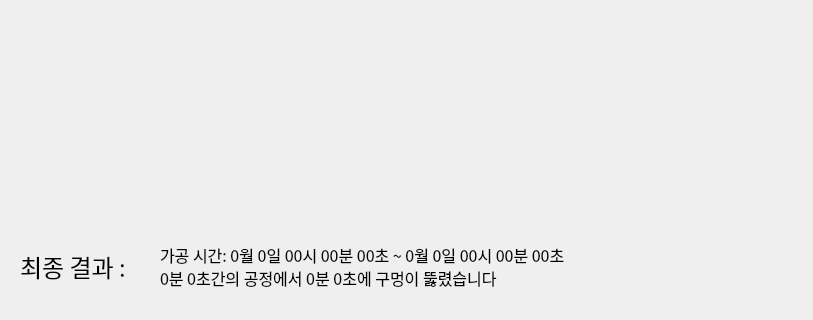
First picture: the form in gui_1.ui, repository bobibul/STFT_monitoring, before the edit; both pictures show x 0 to 813 and y 444 to 764 of the 813 by 764 pixel window.
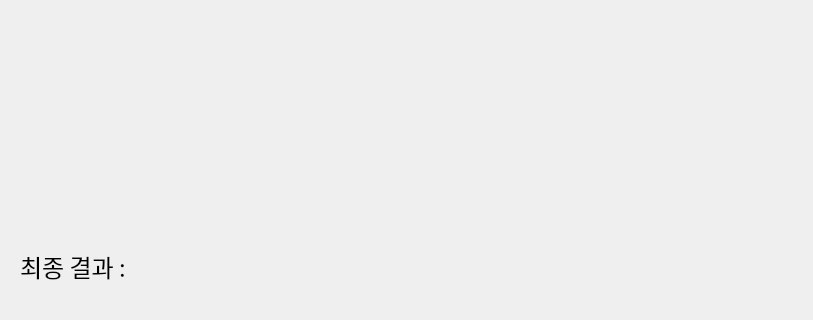
Second picture: the form after the edit.

Diff of the .ui file:
```diff
--- a/gui_1.ui
+++ b/gui_1.ui
@@ -86,8 +86,7 @@
     </font>
    </property>
    <property name="text">
-    <string>가공 시간: 0월 0일 00시 00분 00초 ~ 0월 0일 00시 00분 00초
-0분 0초간의 공정에서 0분 0초에 구멍이 뚫렸습니다</string>
+    <string/>
    </property>
   </widget>
   <widget class="QLabel" name="current_time_label_2">
@@ -226,8 +225,8 @@
   <widget class="QLabel" name="graph_verticalLayout">
    <property name="geometry">
     <rect>
-     <x>140</x>
-     <y>130</y>
+     <x>130</x>
+     <y>170</y>
      <width>500</width>
      <height>500</height>
     </rect>
```
